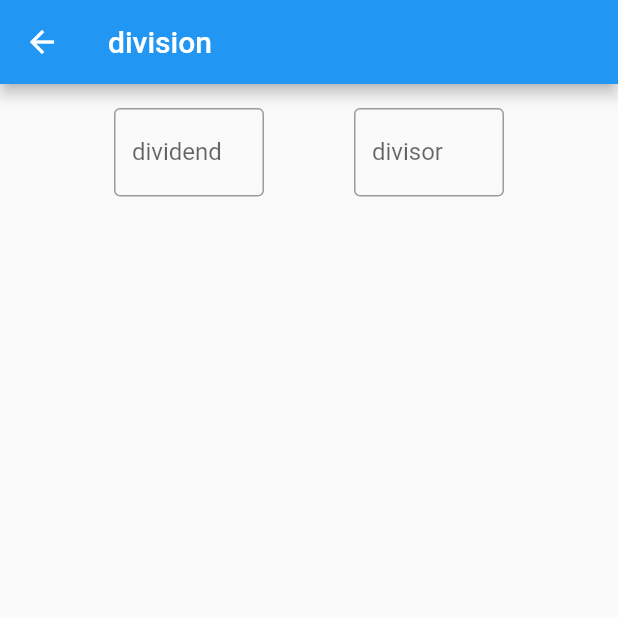
After one commit to fischerscode/MathTools, a Flutter app: the DivisionPage screen opened by its route, on a phone screen of 412 x 824 dp, the top half of it. The commit adds this screen. Run offline on Flutter 3.47's test engine with Material 2 defaults, Android fonts, the light colour scheme and no system bars; our stand-ins replace freezed_annotation; generated files the repository leaves out were written again.

Commit message:
add Division

```diff
--- a/lib/src/app.dart
+++ b/lib/src/app.dart
@@ -2,6 +2,7 @@ import 'package:flutter/material.dart';
 import 'package:flutter_gen/gen_l10n/app_localizations.dart';
 import 'package:flutter_localizations/flutter_localizations.dart';
 import 'package:math_tools/src/congruence/congruence_page.dart';
+import 'package:math_tools/src/division/division_page.dart';
 import 'package:math_tools/src/euclidean/euclidean_page.dart';
 import 'package:math_tools/src/menu/menu_list_view.dart';
 
@@ -51,6 +52,8 @@ class MyApp extends StatelessWidget {
                     return const EuclideanPage();
                   case CongruenceSystemPage.routeName:
                     return const CongruenceSystemPage();
+                  case DivisionPage.routeName:
+                    return const DivisionPage();
                   case MenuListView.routeName:
                   default:
                     return const MenuListView();
--- /dev/null
+++ b/lib/src/common/number_text_formater.dart
@@ -0,0 +1,15 @@
+import 'package:flutter/services.dart';
+
+class NumberTextFormatter extends TextInputFormatter {
+  @override
+  TextEditingValue formatEditUpdate(
+      TextEditingValue oldValue, TextEditingValue newValue) {
+    if (newValue.text.isNotEmpty &&
+        newValue.text != "-" &&
+        (int.tryParse(newValue.text) == null)) {
+      return oldValue;
+    } else {
+      return newValue;
+    }
+  }
+}
--- /dev/null
+++ b/lib/src/division/division_page.dart
@@ -0,0 +1,132 @@
+import 'package:flutter/material.dart';
+import 'package:flutter_gen/gen_l10n/app_localizations.dart';
+import 'package:math_tools/src/common/number_text_formater.dart';
+
+class DivisionPage extends StatefulWidget {
+  const DivisionPage({Key? key}) : super(key: key);
+
+  static const String routeName = "/division";
+
+  @override
+  State<DivisionPage> createState() => _DivisionPageState();
+
+  static String pageName(AppLocalizations localizations) {
+    return localizations.division;
+  }
+}
+
+class _DivisionPageState extends State<DivisionPage> {
+  final _formKey = GlobalKey<FormState>();
+
+  int? dividend;
+  int? divisor;
+
+  @override
+  Widget build(BuildContext context) {
+    final localizations = AppLocalizations.of(context)!;
+    return Scaffold(
+      appBar: AppBar(
+        title: Text(localizations.division),
+      ),
+      body: Form(
+        key: _formKey,
+        child: SingleChildScrollView(
+          child: Column(
+            children: [
+              Padding(
+                padding: const EdgeInsets.all(16.0),
+                child: Row(
+                  mainAxisAlignment: MainAxisAlignment.spaceEvenly,
+                  children: [
+                    SizedBox(
+                      width: 100,
+                      child: _NaturalNumberTextField(
+                        label: localizations.dividend,
+                        onChanged: (value) {
+                          setState(() {
+                            dividend = int.tryParse(value);
+                          });
+                        },
+                      ),
+                    ),
+                    SizedBox(
+                      width: 100,
+                      child: _NaturalNumberTextField(
+                        label: localizations.divisor,
+                        onChanged: (value) {
+                          setState(() {
+                            divisor = int.tryParse(value);
+                          });
+                        },
+                      ),
+                    ),
+                  ],
+                ),
+              ),
+              if (dividend != null && divisor != null)
+                Padding(
+                  padding: const EdgeInsets.all(8.0),
+                  child: Text(
+                    "$dividend / $divisor = ${dividend! ~/ divisor!} R ${dividend! % divisor!}",
+                    textScaleFactor: 1.5,
+                  ),
+                ),
+              if (dividend != null && divisor != null)
+                Padding(
+                  padding: const EdgeInsets.all(8.0),
+                  child: Text(
+                    "= ${dividend! / divisor!}",
+                    textScaleFactor: 1.5,
+                  ),
+                ),
+            ],
+          ),
+        ),
+      ),
+    );
+  }
+}
+
+class _NaturalNumberTextField extends StatelessWidget {
+  const _NaturalNumberTextField({
+    Key? key,
+    this.onSaved,
+    this.validator,
+    this.initialValue,
+    this.label,
+    this.hint,
+    this.onChanged,
+  }) : super(key: key);
+
+  final FormFieldSetter<String>? onSaved;
+  final FormFieldValidator<String>? validator;
+  final String? initialValue;
+  final String? label;
+  final String? hint;
+  final ValueChanged<String>? onChanged;
+
+  @override
+  Widget build(BuildContext context) {
+    final localizations = AppLocalizations.of(context)!;
+    return TextFormField(
+      initialValue: initialValue,
+      inputFormatters: [NumberTextFormatter()],
+      decoration: InputDecoration(
+        border: const OutlineInputBorder(),
+        label: label != null ? Text(label!) : null,
+        hintText: hint,
+      ),
+      keyboardType: const TextInputType.numberWithOptions(),
+      onChanged: onChanged,
+      validator: (value) {
+        if (value?.isEmpty ?? true) {
+          return localizations.required;
+        } else if (validator != null) {
+          return validator!(value);
+        }
+        return null;
+      },
+      onSaved: onSaved,
+    );
+  }
+}
--- a/lib/src/localization/app_de.arb
+++ b/lib/src/localization/app_de.arb
@@ -7,5 +7,8 @@
   "congruenceSystem": "Kongruenzsystem",
   "iterations": "Iterationen",
   "about": "Informationen",
-  "settings": "Einstellungen"
+  "settings": "Einstellungen",
+  "division": "Division",
+  "dividend": "Dividend",
+  "divisor": "Divisor"
 }
--- a/lib/src/localization/app_en.arb
+++ b/lib/src/localization/app_en.arb
@@ -13,5 +13,8 @@
   "@about": {
     "description": "The text of the about dialog button."
   },
-  "settings": "Settings"
+  "settings": "Settings",
+  "division": "division",
+  "dividend": "dividend",
+  "divisor": "divisor"
 }
--- a/lib/src/menu/menu_list_view.dart
+++ b/lib/src/menu/menu_list_view.dart
@@ -1,5 +1,6 @@
 import 'package:flutter/material.dart';
 import 'package:math_tools/src/congruence/congruence_page.dart';
+import 'package:math_tools/src/division/division_page.dart';
 import 'package:math_tools/src/euclidean/euclidean_page.dart';
 import 'package:math_tools/src/github.dart';
 import 'package:math_tools/src/menu/page.dart' as menu;
@@ -23,6 +24,10 @@ class MenuListView extends StatelessWidget {
     menu.Page(
       CongruenceSystemPage.routeName,
       CongruenceSystemPage.pageName,
+    ),
+    menu.Page(
+      DivisionPage.routeName,
+      DivisionPage.pageName,
     ),
   ];
 
```
